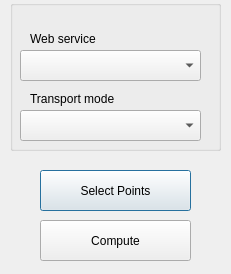
Before: the Qt Designer form multi_points_route_dialog_base.ui in GuilhemAllaman/multipoints-route-qgis-plugin, drawn with Qt 5.
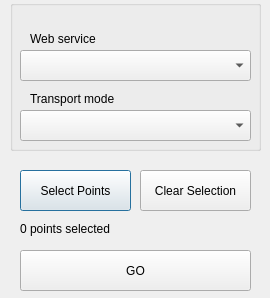
After: the same form once the commit is applied.

Commit message: clear selection feature

Patch:
```diff
--- a/multi_points_route_dialog_base.ui
+++ b/multi_points_route_dialog_base.ui
@@ -6,8 +6,8 @@
    <rect>
     <x>0</x>
     <y>0</y>
-    <width>231</width>
-    <height>274</height>
+    <width>270</width>
+    <height>298</height>
    </rect>
   </property>
   <property name="windowTitle">
@@ -16,9 +16,9 @@
   <widget class="QPushButton" name="button_select_points">
    <property name="geometry">
     <rect>
-     <x>40</x>
+     <x>20</x>
      <y>170</y>
-     <width>151</width>
+     <width>111</width>
      <height>41</height>
     </rect>
    </property>
@@ -29,14 +29,14 @@
   <widget class="QPushButton" name="button_compute_route">
    <property name="geometry">
     <rect>
-     <x>40</x>
-     <y>220</y>
-     <width>151</width>
+     <x>20</x>
+     <y>250</y>
+     <width>231</width>
      <height>41</height>
     </rect>
    </property>
    <property name="text">
-    <string>Compute</string>
+    <string>GO</string>
    </property>
   </widget>
   <widget class="QGroupBox" name="group_box_service">
@@ -44,7 +44,7 @@
     <rect>
      <x>10</x>
      <y>0</y>
-     <width>211</width>
+     <width>251</width>
      <height>151</height>
     </rect>
    </property>
@@ -56,7 +56,7 @@
      <rect>
       <x>20</x>
       <y>30</y>
-      <width>161</width>
+      <width>221</width>
       <height>17</height>
      </rect>
     </property>
@@ -69,7 +69,7 @@
      <rect>
       <x>10</x>
       <y>50</y>
-      <width>181</width>
+      <width>231</width>
       <height>31</height>
      </rect>
     </property>
@@ -79,7 +79,7 @@
      <rect>
       <x>20</x>
       <y>90</y>
-      <width>161</width>
+      <width>221</width>
       <height>17</height>
      </rect>
     </property>
@@ -92,12 +92,38 @@
      <rect>
       <x>10</x>
       <y>110</y>
-      <width>181</width>
+      <width>231</width>
       <height>31</height>
      </rect>
     </property>
    </widget>
   </widget>
+  <widget class="QPushButton" name="button_clear_selection">
+   <property name="geometry">
+    <rect>
+     <x>140</x>
+     <y>170</y>
+     <width>111</width>
+     <height>41</height>
+    </rect>
+   </property>
+   <property name="text">
+    <string>Clear Selection</string>
+   </property>
+  </widget>
+  <widget class="QLabel" name="label_points_count">
+   <property name="geometry">
+    <rect>
+     <x>20</x>
+     <y>220</y>
+     <width>131</width>
+     <height>17</height>
+    </rect>
+   </property>
+   <property name="text">
+    <string>0 points selected</string>
+   </property>
+  </widget>
  </widget>
  <resources/>
  <connections/>
```
The commit also changes 1 other file.
